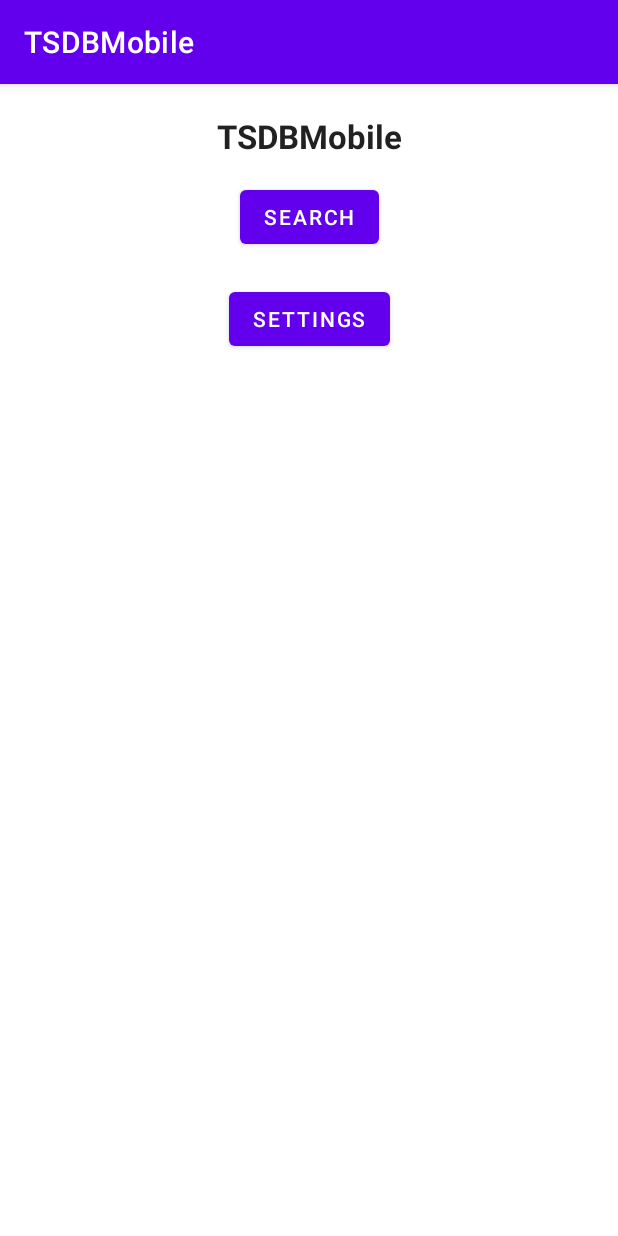
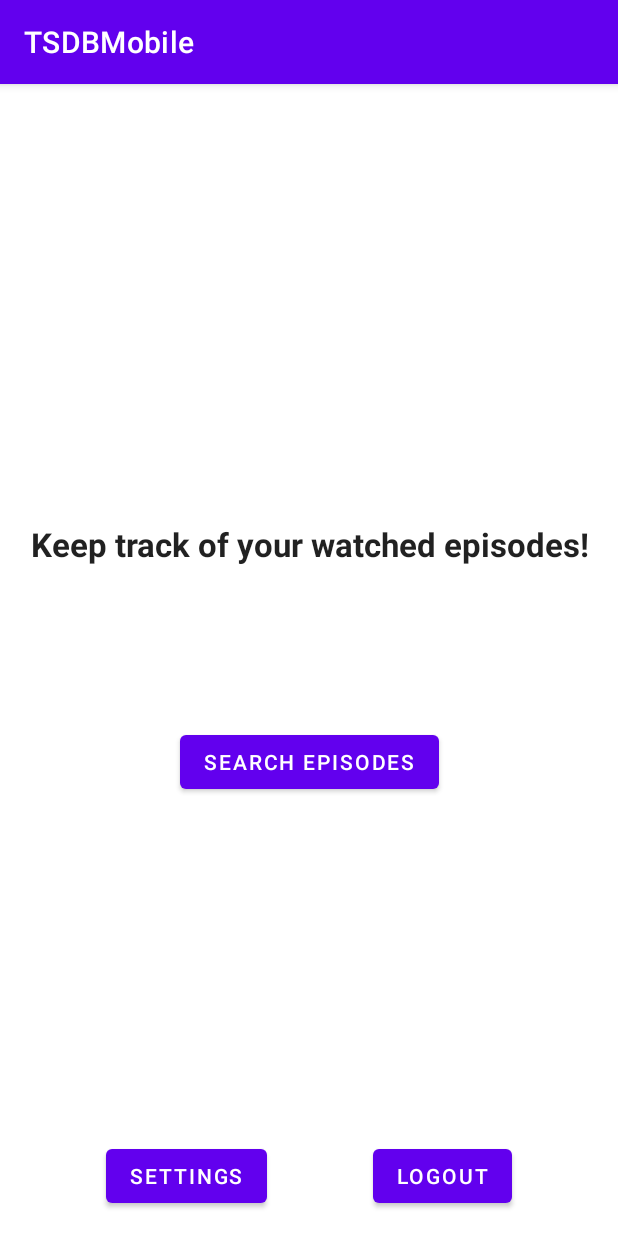
Before and after one commit to MaximMaximS/TSDBMobile, an Android app: the screen it shows after launch (MainActivity), on a phone screen of 412 x 824 dp. Run offline under Robolectric (Android 15) with nearby library versions, the phone set to English and light mode, and no system bars; 3 statements that could not run were skipped.

Commit message:
Finish login

```diff
--- a/app/build.gradle
+++ b/app/build.gradle
@@ -40,6 +40,8 @@ dependencies {
     implementation 'androidx.lifecycle:lifecycle-viewmodel-ktx:2.5.1'
     implementation 'com.google.android.material:material:1.7.0'
     implementation 'androidx.constraintlayout:constraintlayout:2.1.4'
+    implementation 'androidx.security:security-crypto:1.0.0'
+    implementation 'com.squareup.okhttp3:okhttp:4.10.0'
     testImplementation 'junit:junit:4.13.2'
     androidTestImplementation 'androidx.test.ext:junit:1.1.4'
     androidTestImplementation 'androidx.test.espresso:espresso-core:3.5.0'
--- a/app/src/main/java/io/github/maximmaxims/tsdbmobile/MainActivity.kt
+++ b/app/src/main/java/io/github/maximmaxims/tsdbmobile/MainActivity.kt
@@ -3,12 +3,51 @@ package io.github.maximmaxims.tsdbmobile
 import android.content.Intent
 import android.os.Bundle
 import android.view.View
+import android.widget.Button
 import androidx.appcompat.app.AppCompatActivity
+import androidx.security.crypto.EncryptedSharedPreferences
+import androidx.security.crypto.MasterKeys
 
 class MainActivity : AppCompatActivity() {
     override fun onCreate(savedInstanceState: Bundle?) {
         super.onCreate(savedInstanceState)
         setContentView(R.layout.activity_main)
+        updateButton()
+    }
+
+    override fun onResume() {
+        super.onResume()
+        updateButton()
+    }
+
+    private fun updateButton() {
+        val masterKeyAlias = MasterKeys.getOrCreate(MasterKeys.AES256_GCM_SPEC)
+        val encryptedSharedPreferences = EncryptedSharedPreferences.create(
+            "encrypted_creds",
+            masterKeyAlias,
+            this,
+            EncryptedSharedPreferences.PrefKeyEncryptionScheme.AES256_SIV,
+            EncryptedSharedPreferences.PrefValueEncryptionScheme.AES256_GCM
+        )
+
+        val username = encryptedSharedPreferences.getString("username", "")
+        val button = findViewById<Button>(R.id.loginButton)
+        if (username == "") {
+            button.setText(R.string.login)
+            button.setOnClickListener {
+                val intent = Intent(this, SetCredsActivity::class.java)
+                startActivity(intent)
+            }
+        } else {
+            button.setText(R.string.logout)
+            button.setOnClickListener {
+                val editor = encryptedSharedPreferences.edit()
+                editor.putString("username", "")
+                editor.putString("password", "")
+                editor.apply()
+                updateButton()
+            }
+        }
     }
 
     fun openPreferences(view: View) {
--- a/app/src/main/res/layout/activity_main.xml
+++ b/app/src/main/res/layout/activity_main.xml
@@ -11,12 +11,13 @@
         android:layout_width="0dp"
         android:layout_height="wrap_content"
         android:layout_marginStart="10dp"
-        android:layout_marginTop="20dp"
+        android:layout_marginTop="200dp"
         android:layout_marginEnd="10dp"
         android:text="@string/description"
         android:textAlignment="center"
         android:textAppearance="@style/TextAppearance.AppCompat.Large"
         android:textStyle="bold"
+        app:layout_constraintBottom_toTopOf="@+id/buttonOpenEpisodeSearch"
         app:layout_constraintEnd_toEndOf="parent"
         app:layout_constraintStart_toStartOf="parent"
         app:layout_constraintTop_toTopOf="parent" />
@@ -26,7 +27,9 @@
         android:layout_width="wrap_content"
         android:layout_height="wrap_content"
         android:layout_marginTop="15dp"
+        android:layout_marginBottom="200dp"
         android:text="@string/search_episode"
+        app:layout_constraintBottom_toBottomOf="parent"
         app:layout_constraintEnd_toEndOf="parent"
         app:layout_constraintStart_toStartOf="parent"
         app:layout_constraintTop_toBottomOf="@id/textViewAppDescription" />
@@ -35,19 +38,20 @@
         android:id="@+id/buttonSettings"
         android:layout_width="wrap_content"
         android:layout_height="wrap_content"
-        android:layout_marginTop="20dp"
+        android:layout_marginBottom="16dp"
         android:onClick="openPreferences"
         android:text="@string/settings"
-        app:layout_constraintEnd_toEndOf="parent"
-        app:layout_constraintStart_toStartOf="parent"
-        app:layout_constraintTop_toBottomOf="@id/buttonOpenEpisodeSearch" />
+        app:layout_constraintBottom_toBottomOf="parent"
+        app:layout_constraintEnd_toStartOf="@+id/loginButton"
+        app:layout_constraintStart_toStartOf="parent" />
 
-    <TextView
-        android:id="@+id/textViewApi"
+    <Button
+        android:id="@+id/loginButton"
         android:layout_width="wrap_content"
         android:layout_height="wrap_content"
-        android:layout_marginTop="249dp"
+        android:text="@string/login"
+        app:layout_constraintBottom_toBottomOf="@+id/buttonSettings"
         app:layout_constraintEnd_toEndOf="parent"
-        app:layout_constraintStart_toStartOf="parent"
-        app:layout_constraintTop_toTopOf="parent" />
+        app:layout_constraintStart_toEndOf="@+id/buttonSettings"
+        app:layout_constraintTop_toTopOf="@+id/buttonSettings" />
 </androidx.constraintlayout.widget.ConstraintLayout>
--- a/app/src/main/res/values/strings.xml
+++ b/app/src/main/res/values/strings.xml
@@ -1,10 +1,17 @@
 <resources>
     <string name="app_name">TSDBMobile</string>
-    <string name="search_episode">Search</string>
+    <string name="search_episode">Search episodes</string>
     <string name="settings">Settings</string>
-    <string name="description">TSDBMobile</string>
+    <string name="description">Keep track of your watched episodes!</string>
     <string name="api_settings">API Settings</string>
     <string name="api_locale">Locale</string>
     <string name="api_default_locale">en</string>
+    <string name="api_address">API Address</string>
     <string name="title_activity_settings">Settings</string>
+    <string name="username">Username</string>
+    <string name="password">Password</string>
+    <string name="save">Save</string>
+    <string name="login">Login</string>
+    <string name="logout">Logout</string>
+    <string name="login_label">Login to your account</string>
 </resources>
--- a/app/src/main/res/xml/root_preferences.xml
+++ b/app/src/main/res/xml/root_preferences.xml
@@ -9,5 +9,10 @@
             android:key="api_locale"
             android:title="@string/api_locale"
             app:summary="%s" />
+        <EditTextPreference
+            android:key="api_address"
+            android:selectAllOnFocus="true"
+            android:singleLine="true"
+            android:title="@string/api_address" />
     </PreferenceCategory>
 </PreferenceScreen>
```
Also changed, not shown: app/src/main/AndroidManifest.xml (+10 -1 lines), app/src/main/java/io/github/maximmaxims/tsdbmobile/SetCredsActivity.kt (added, +117 -0 lines), app/src/main/res/layout/activity_set_creds.xml (added, +59 -0 lines).
